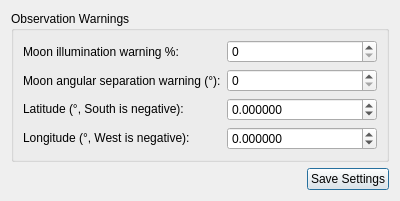
Before: the Qt Designer form uifiles/settings_tab.ui in prookyon/MonoObsLog2, drawn with Qt 5.
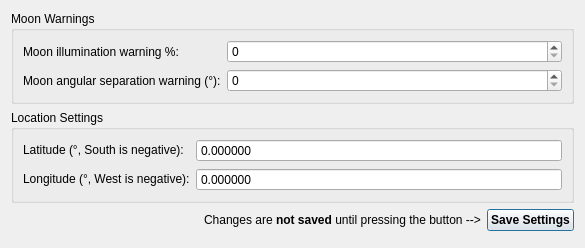
After: the same form once the commit is applied.

Diff of the .ui file:
```diff
--- a/uifiles/settings_tab.ui
+++ b/uifiles/settings_tab.ui
@@ -6,15 +6,21 @@
    <rect>
     <x>0</x>
     <y>0</y>
-    <width>400</width>
-    <height>200</height>
+    <width>585</width>
+    <height>248</height>
    </rect>
   </property>
+  <property name="sizePolicy">
+   <sizepolicy hsizetype="Preferred" vsizetype="Preferred">
+    <horstretch>0</horstretch>
+    <verstretch>0</verstretch>
+   </sizepolicy>
+  </property>
   <layout class="QVBoxLayout" name="verticalLayout">
    <item>
     <widget class="QGroupBox" name="groupBox">
      <property name="title">
-      <string>Observation Warnings</string>
+      <string>Moon Warnings</string>
      </property>
      <layout class="QFormLayout" name="formLayout">
       <item row="0" column="0">
@@ -51,15 +57,27 @@
         </property>
        </widget>
       </item>
-      <item row="2" column="0">
+     </layout>
+    </widget>
+   </item>
+   <item>
+    <widget class="QGroupBox" name="groupBox_2">
+     <property name="title">
+      <string>Location Settings</string>
+     </property>
+     <layout class="QFormLayout" name="formLayout_2">
+      <item row="0" column="0">
        <widget class="QLabel" name="latitudeLabel">
         <property name="text">
          <string>&lt;html&gt;&lt;head/&gt;&lt;body&gt;&lt;p&gt;Latitude (°, South is negative):&lt;/p&gt;&lt;/body&gt;&lt;/html&gt;</string>
         </property>
        </widget>
       </item>
-      <item row="2" column="1">
+      <item row="0" column="1">
        <widget class="QDoubleSpinBox" name="latitudeSpinBox">
+        <property name="buttonSymbols">
+         <enum>QAbstractSpinBox::ButtonSymbols::NoButtons</enum>
+        </property>
         <property name="decimals">
          <number>6</number>
         </property>
@@ -71,15 +89,18 @@
         </property>
        </widget>
       </item>
-      <item row="3" column="0">
+      <item row="1" column="0">
        <widget class="QLabel" name="longitudeLabel">
         <property name="text">
          <string>&lt;html&gt;&lt;head/&gt;&lt;body&gt;&lt;p&gt;Longitude (°, West is negative):&lt;/p&gt;&lt;/body&gt;&lt;/html&gt;</string>
         </property>
        </widget>
       </item>
-      <item row="3" column="1">
+      <item row="1" column="1">
        <widget class="QDoubleSpinBox" name="longitudeSpinBox">
+        <property name="buttonSymbols">
+         <enum>QAbstractSpinBox::ButtonSymbols::NoButtons</enum>
+        </property>
         <property name="decimals">
          <number>6</number>
         </property>
@@ -109,8 +130,20 @@
        </property>
       </spacer>
      </item>
+     <item>
+      <widget class="QLabel" name="label">
+       <property name="text">
+        <string>&lt;html&gt;&lt;head/&gt;&lt;body&gt;&lt;p&gt;Changes are &lt;span style=&quot; font-weight:700;&quot;&gt;not saved&lt;/span&gt; until pressing the button --&amp;gt;&lt;/p&gt;&lt;/body&gt;&lt;/html&gt;</string>
+       </property>
+      </widget>
+     </item>
      <item>
       <widget class="QPushButton" name="saveButton">
+       <property name="font">
+        <font>
+         <bold>true</bold>
+        </font>
+       </property>
        <property name="text">
         <string>Save Settings</string>
        </property>
@@ -121,6 +154,19 @@
      </item>
     </layout>
    </item>
+   <item>
+    <spacer name="verticalSpacer">
+     <property name="orientation">
+      <enum>Qt::Orientation::Vertical</enum>
+     </property>
+     <property name="sizeHint" stdset="0">
+      <size>
+       <width>20</width>
+       <height>40</height>
+      </size>
+     </property>
+    </spacer>
+   </item>
   </layout>
  </widget>
  <resources/>
```
